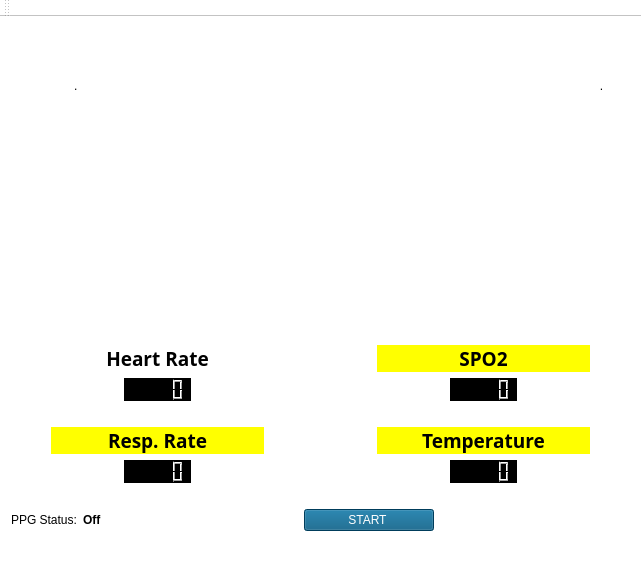
ma-anjum95/FYP, file TeleDOC/mainwindow.ui: the form before one commit.
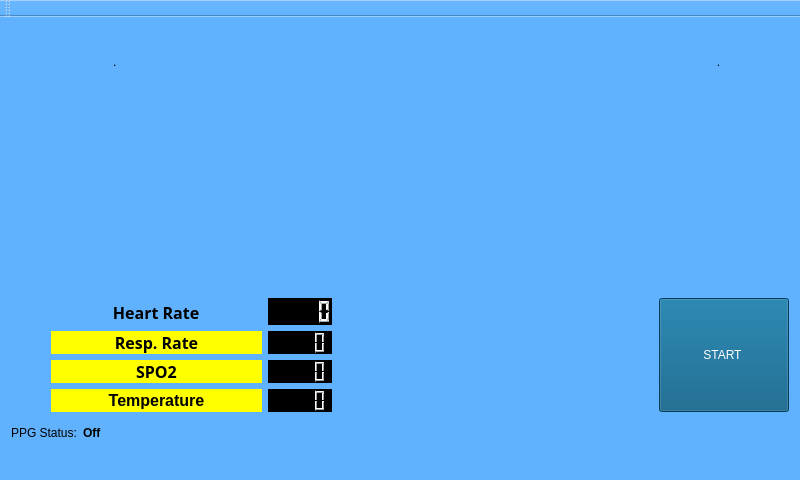
The form after the commit. Icons and pictures are not drawn. Custom widgets are drawn as their Qt base class.

Commit message: Completed the graphing part and added some nice colors. Fixed the orientation of different display units.

```diff
--- a/TeleDOC/mainwindow.ui
+++ b/TeleDOC/mainwindow.ui
@@ -6,8 +6,8 @@
    <rect>
     <x>0</x>
     <y>0</y>
-    <width>640</width>
-    <height>564</height>
+    <width>800</width>
+    <height>480</height>
    </rect>
   </property>
   <property name="sizePolicy">
@@ -20,7 +20,7 @@
    <string>MainWindow</string>
   </property>
   <property name="styleSheet">
-   <string notr="true">background-color: rgb(255, 255, 255);</string>
+   <string notr="true">background-color: rgb(96, 178, 255);</string>
   </property>
   <widget class="QWidget" name="centralWidget">
    <layout class="QVBoxLayout" name="verticalLayout">
@@ -163,91 +163,31 @@
      </spacer>
     </item>
     <item>
+     <layout class="QGridLayout" name="gridLayout_2">
+      <item row="0" column="2">
+       <widget class="QPushButton" name="pushButton">
+        <property name="sizePolicy">
+         <sizepolicy hsizetype="Fixed" vsizetype="Minimum">
+          <horstretch>0</horstretch>
+          <verstretch>0</verstretch>
+         </sizepolicy>
+        </property>
+        <property name="styleSheet">
+         <string notr="true">font: 81 8pt &quot;Rockwell Extra Bold&quot;;
+background-color: rgb(0, 85, 127);
+color: rgb(255, 255, 255);</string>
+        </property>
+        <property name="text">
+         <string>            START             </string>
+        </property>
+       </widget>
+      </item>
+      <item row="0" column="0">
      <layout class="QGridLayout" name="gridLayout">
-      <item row="1" column="8">
-       <spacer name="horizontalSpacer_18">
-        <property name="orientation">
-         <enum>Qt::Horizontal</enum>
+        <property name="sizeConstraint">
+         <enum>QLayout::SetFixedSize</enum>
         </property>
-        <property name="sizeHint" stdset="0">
-         <size>
-          <width>40</width>
-          <height>20</height>
-         </size>
-        </property>
-       </spacer>
-      </item>
-      <item row="0" column="6" colspan="3">
-       <widget class="QLabel" name="label">
-        <property name="font">
-         <font>
-          <family>Nirmala UI Semilight</family>
-          <pointsize>8</pointsize>
-          <weight>50</weight>
-          <italic>false</italic>
-          <bold>false</bold>
-         </font>
-        </property>
-        <property name="styleSheet">
-         <string notr="true">color: rgb(170, 85, 0);
-border-image: url(:/border2.png);
-border-color: rgb(0, 0, 0);
-background-color: rgb(255, 255, 0);
-font: 8pt &quot;Nirmala UI Semilight&quot;;</string>
-        </property>
-        <property name="text">
-         <string>&lt;!DOCTYPE HTML PUBLIC &quot;-//W3C//DTD HTML 4.0//EN&quot; &quot;http://www.w3.org/TR/REC-html40/strict.dtd&quot;&gt;
-&lt;html&gt;&lt;head&gt;&lt;meta name=&quot;qrichtext&quot; content=&quot;1&quot; /&gt;&lt;style type=&quot;text/css&quot;&gt;
-p, li { white-space: pre-wrap; }
-&lt;/style&gt;&lt;/head&gt;&lt;body style=&quot; font-family:'Nirmala UI Semilight'; font-size:8pt; font-weight:400; font-style:normal;&quot;&gt;
-&lt;p align=&quot;center&quot; style=&quot; margin-top:0px; margin-bottom:0px; margin-left:0px; margin-right:0px; -qt-block-indent:0; text-indent:0px;&quot;&gt;&lt;span style=&quot; font-family:'PMingLiU-ExtB'; font-size:14pt; font-weight:600; color:#000000;&quot;&gt;    SPO2&lt;/span&gt;&lt;span style=&quot; font-family:'PMingLiU-ExtB'; font-size:14pt; font-weight:600; color:#aa0000;&quot;&gt;    &lt;/span&gt;&lt;/p&gt;&lt;/body&gt;&lt;/html&gt;</string>
-        </property>
-       </widget>
-      </item>
-      <item row="3" column="6" colspan="3">
-       <widget class="QLabel" name="label_2">
-        <property name="font">
-         <font>
-          <family>Nirmala UI Semilight</family>
-          <pointsize>8</pointsize>
-          <weight>50</weight>
-          <italic>false</italic>
-          <bold>false</bold>
-         </font>
-        </property>
-        <property name="styleSheet">
-         <string notr="true">color: rgb(170, 85, 0);
-border-image: url(:/border2.png);
-background-color: rgb(255, 255, 0);
-
-font: 8pt &quot;Nirmala UI Semilight&quot;;</string>
-        </property>
-        <property name="text">
-         <string>&lt;!DOCTYPE HTML PUBLIC &quot;-//W3C//DTD HTML 4.0//EN&quot; &quot;http://www.w3.org/TR/REC-html40/strict.dtd&quot;&gt;
-&lt;html&gt;&lt;head&gt;&lt;meta name=&quot;qrichtext&quot; content=&quot;1&quot; /&gt;&lt;style type=&quot;text/css&quot;&gt;
-p, li { white-space: pre-wrap; }
-&lt;/style&gt;&lt;/head&gt;&lt;body style=&quot; font-family:'Nirmala UI Semilight'; font-size:8pt; font-weight:400; font-style:normal;&quot;&gt;
-&lt;p align=&quot;center&quot; style=&quot; margin-top:0px; margin-bottom:0px; margin-left:0px; margin-right:0px; -qt-block-indent:0; text-indent:0px;&quot;&gt;&lt;span style=&quot; font-family:'PMingLiU-ExtB'; font-size:14pt; font-weight:600; color:#aa0000;&quot;&gt;   &lt;/span&gt;&lt;span style=&quot; font-family:'PMingLiU-ExtB'; font-size:14pt; font-weight:600; color:#000000;&quot;&gt;  Temperature&lt;/span&gt;&lt;span style=&quot; font-family:'PMingLiU-ExtB'; font-size:14pt; font-weight:600; color:#aa0000;&quot;&gt;     &lt;/span&gt;&lt;/p&gt;&lt;/body&gt;&lt;/html&gt;</string>
-        </property>
-       </widget>
-      </item>
-      <item row="1" column="9">
-       <spacer name="horizontalSpacer_11">
-        <property name="orientation">
-         <enum>Qt::Horizontal</enum>
-        </property>
-        <property name="sizeType">
-         <enum>QSizePolicy::Minimum</enum>
-        </property>
-        <property name="sizeHint" stdset="0">
-         <size>
-          <width>40</width>
-          <height>20</height>
-         </size>
-        </property>
-       </spacer>
-      </item>
-      <item row="1" column="0">
+        <item row="2" column="0">
        <spacer name="horizontalSpacer_10">
         <property name="orientation">
          <enum>Qt::Horizontal</enum>
@@ -263,82 +203,39 @@
         </property>
        </spacer>
       </item>
-      <item row="1" column="5">
-       <spacer name="horizontalSpacer_9">
-        <property name="orientation">
-         <enum>Qt::Horizontal</enum>
-        </property>
-        <property name="sizeType">
-         <enum>QSizePolicy::Minimum</enum>
-        </property>
-        <property name="sizeHint" stdset="0">
-         <size>
-          <width>40</width>
-          <height>20</height>
-         </size>
-        </property>
-       </spacer>
-      </item>
-      <item row="2" column="2">
-       <spacer name="horizontalSpacer_12">
-        <property name="orientation">
-         <enum>Qt::Horizontal</enum>
-        </property>
-        <property name="sizeHint" stdset="0">
-         <size>
-          <width>40</width>
-          <height>20</height>
-         </size>
-        </property>
-       </spacer>
-      </item>
-      <item row="1" column="1">
-       <spacer name="horizontalSpacer_14">
-        <property name="orientation">
-         <enum>Qt::Horizontal</enum>
-        </property>
-        <property name="sizeHint" stdset="0">
-         <size>
-          <width>40</width>
-          <height>20</height>
-         </size>
-        </property>
-       </spacer>
-      </item>
-      <item row="1" column="3">
-       <spacer name="horizontalSpacer_15">
-        <property name="orientation">
-         <enum>Qt::Horizontal</enum>
-        </property>
-        <property name="sizeHint" stdset="0">
-         <size>
-          <width>40</width>
-          <height>20</height>
-         </size>
-        </property>
-       </spacer>
-      </item>
-      <item row="1" column="6">
-       <spacer name="horizontalSpacer_17">
-        <property name="orientation">
-         <enum>Qt::Horizontal</enum>
-        </property>
-        <property name="sizeHint" stdset="0">
-         <size>
-          <width>40</width>
-          <height>20</height>
-         </size>
-        </property>
-       </spacer>
-      </item>
-      <item row="0" column="1" colspan="3">
-       <widget class="QLabel" name="label_3">
-        <property name="sizePolicy">
-         <sizepolicy hsizetype="Expanding" vsizetype="Preferred">
-          <horstretch>0</horstretch>
-          <verstretch>0</verstretch>
-         </sizepolicy>
-        </property>
+        <item row="4" column="3">
+         <widget class="QLCDNumber" name="lcdNumber_TEMP">
+          <property name="styleSheet">
+           <string notr="true">background-color: rgb(0, 0, 0);
+selection-color: rgb(255, 255, 255);
+color: rgb(255, 255, 255);
+</string>
+          </property>
+         </widget>
+        </item>
+        <item row="4" column="1">
+         <widget class="QLabel" name="label_2">
+          <property name="styleSheet">
+           <string notr="true">color: rgb(170, 85, 0);
+border-image: url(:/border2.png);
+background-color: rgb(255, 255, 0);
+
+font: 8pt &quot;Nirmala UI Semilight&quot;;</string>
+          </property>
+          <property name="frameShadow">
+           <enum>QFrame::Sunken</enum>
+          </property>
+          <property name="text">
+           <string>&lt;!DOCTYPE HTML PUBLIC &quot;-//W3C//DTD HTML 4.0//EN&quot; &quot;http://www.w3.org/TR/REC-html40/strict.dtd&quot;&gt;
+&lt;html&gt;&lt;head&gt;&lt;meta name=&quot;qrichtext&quot; content=&quot;1&quot; /&gt;&lt;style type=&quot;text/css&quot;&gt;
+p, li { white-space: pre-wrap; }
+&lt;/style&gt;&lt;/head&gt;&lt;body style=&quot; font-family:'Arial'; font-size:8pt; font-weight:400; font-style:normal;&quot;&gt;
+&lt;p align=&quot;center&quot; style=&quot; margin-top:0px; margin-bottom:0px; margin-left:0px; margin-right:0px; -qt-block-indent:0; text-indent:0px;&quot;&gt;&lt;span style=&quot; font-family:'PMingLiU-ExtB'; font-size:12pt; font-weight:600; color:#aa0000;&quot;&gt;   &lt;/span&gt;&lt;span style=&quot; font-family:'PMingLiU-ExtB'; font-size:12pt; font-weight:600; color:#000000;&quot;&gt;  Temperature&lt;/span&gt;&lt;span style=&quot; font-family:'PMingLiU-ExtB'; font-size:12pt; font-weight:600; color:#aa0000;&quot;&gt;     &lt;/span&gt;&lt;/p&gt;&lt;/body&gt;&lt;/html&gt;</string>
+          </property>
+         </widget>
+        </item>
+        <item row="3" column="1">
+         <widget class="QLabel" name="label">
         <property name="font">
          <font>
           <family>Nirmala UI Semilight</family>
@@ -349,20 +246,22 @@
          </font>
         </property>
         <property name="styleSheet">
-         <string notr="true">border-image: url(:/border2.png);
-
+           <string notr="true">color: rgb(170, 85, 0);
+border-image: url(:/border2.png);
+border-color: rgb(0, 0, 0);
+background-color: rgb(255, 255, 0);
 font: 8pt &quot;Nirmala UI Semilight&quot;;</string>
         </property>
         <property name="text">
          <string>&lt;!DOCTYPE HTML PUBLIC &quot;-//W3C//DTD HTML 4.0//EN&quot; &quot;http://www.w3.org/TR/REC-html40/strict.dtd&quot;&gt;
 &lt;html&gt;&lt;head&gt;&lt;meta name=&quot;qrichtext&quot; content=&quot;1&quot; /&gt;&lt;style type=&quot;text/css&quot;&gt;
 p, li { white-space: pre-wrap; }
-&lt;/style&gt;&lt;/head&gt;&lt;body style=&quot; font-family:'Nirmala UI Semilight'; font-size:8pt; font-weight:400; font-style:normal;&quot;&gt;
-&lt;p align=&quot;center&quot; style=&quot; margin-top:0px; margin-bottom:0px; margin-left:0px; margin-right:0px; -qt-block-indent:0; text-indent:0px;&quot;&gt;&lt;span style=&quot; font-family:'PMingLiU-ExtB'; font-size:14pt; font-weight:600; color:#aa0000;&quot;&gt;     &lt;/span&gt;&lt;span style=&quot; font-family:'PMingLiU-ExtB'; font-size:14pt; font-weight:600; color:#000000;&quot;&gt;  Heart Rate&lt;/span&gt;&lt;span style=&quot; font-family:'PMingLiU-ExtB'; font-size:14pt; font-weight:600; color:#aa0000;&quot;&gt;       &lt;/span&gt;&lt;/p&gt;&lt;/body&gt;&lt;/html&gt;</string>
+&lt;/style&gt;&lt;/head&gt;&lt;body style=&quot; font-family:'MS Shell Dlg 2'; font-size:8pt; font-weight:400; font-style:normal;&quot;&gt;
+&lt;p align=&quot;center&quot; style=&quot; margin-top:0px; margin-bottom:0px; margin-left:0px; margin-right:0px; -qt-block-indent:0; text-indent:0px;&quot;&gt;&lt;span style=&quot; font-family:'PMingLiU-ExtB'; font-size:12pt; font-weight:600; color:#000000;&quot;&gt;    SPO2&lt;/span&gt;&lt;span style=&quot; font-family:'PMingLiU-ExtB'; font-size:12pt; font-weight:600; color:#aa0000;&quot;&gt;    &lt;/span&gt;&lt;/p&gt;&lt;/body&gt;&lt;/html&gt;</string>
         </property>
        </widget>
       </item>
-      <item row="3" column="1" colspan="3">
+        <item row="2" column="1">
        <widget class="QLabel" name="label_4">
         <property name="font">
          <font>
@@ -384,16 +283,19 @@
          <string>&lt;!DOCTYPE HTML PUBLIC &quot;-//W3C//DTD HTML 4.0//EN&quot; &quot;http://www.w3.org/TR/REC-html40/strict.dtd&quot;&gt;
 &lt;html&gt;&lt;head&gt;&lt;meta name=&quot;qrichtext&quot; content=&quot;1&quot; /&gt;&lt;style type=&quot;text/css&quot;&gt;
 p, li { white-space: pre-wrap; }
-&lt;/style&gt;&lt;/head&gt;&lt;body style=&quot; font-family:'Nirmala UI Semilight'; font-size:8pt; font-weight:400; font-style:normal;&quot;&gt;
-&lt;p align=&quot;center&quot; style=&quot; margin-top:0px; margin-bottom:0px; margin-left:0px; margin-right:0px; -qt-block-indent:0; text-indent:0px;&quot;&gt;&lt;span style=&quot; font-family:'PMingLiU-ExtB'; font-size:14pt; font-weight:600; color:#aa0000;&quot;&gt;  &lt;/span&gt;&lt;span style=&quot; font-family:'PMingLiU-ExtB'; font-size:14pt; font-weight:600; color:#000000;&quot;&gt;Resp. Rate&lt;/span&gt;&lt;span style=&quot; font-family:'PMingLiU-ExtB'; font-size:14pt; font-weight:600; color:#aa0000;&quot;&gt;  &lt;/span&gt;&lt;/p&gt;&lt;/body&gt;&lt;/html&gt;</string>
+&lt;/style&gt;&lt;/head&gt;&lt;body style=&quot; font-family:'MS Shell Dlg 2'; font-size:8pt; font-weight:400; font-style:normal;&quot;&gt;
+&lt;p align=&quot;center&quot; style=&quot; margin-top:0px; margin-bottom:0px; margin-left:0px; margin-right:0px; -qt-block-indent:0; text-indent:0px;&quot;&gt;&lt;span style=&quot; font-family:'PMingLiU-ExtB'; font-size:12pt; font-weight:600; color:#aa0000;&quot;&gt;  &lt;/span&gt;&lt;span style=&quot; font-family:'PMingLiU-ExtB'; font-size:12pt; font-weight:600; color:#000000;&quot;&gt;Resp. Rate&lt;/span&gt;&lt;span style=&quot; font-family:'PMingLiU-ExtB'; font-size:12pt; font-weight:600; color:#aa0000;&quot;&gt;  &lt;/span&gt;&lt;/p&gt;&lt;/body&gt;&lt;/html&gt;</string>
         </property>
        </widget>
       </item>
-      <item row="2" column="7">
-       <spacer name="horizontalSpacer_13">
+        <item row="3" column="0">
+         <spacer name="horizontalSpacer_4">
         <property name="orientation">
          <enum>Qt::Horizontal</enum>
         </property>
+          <property name="sizeType">
+           <enum>QSizePolicy::Minimum</enum>
+          </property>
         <property name="sizeHint" stdset="0">
          <size>
           <width>40</width>
@@ -402,11 +304,14 @@
         </property>
        </spacer>
       </item>
-      <item row="1" column="4">
-       <spacer name="horizontalSpacer_16">
+        <item row="4" column="0">
+         <spacer name="horizontalSpacer_9">
         <property name="orientation">
          <enum>Qt::Horizontal</enum>
         </property>
+          <property name="sizeType">
+           <enum>QSizePolicy::Minimum</enum>
+          </property>
         <property name="sizeHint" stdset="0">
          <size>
           <width>40</width>
@@ -415,43 +320,53 @@
         </property>
        </spacer>
       </item>
-      <item row="1" column="2">
+        <item row="0" column="3">
        <widget class="QLCDNumber" name="lcdNumber_HR">
+          <property name="autoFillBackground">
+           <bool>false</bool>
+          </property>
         <property name="styleSheet">
          <string notr="true">background-color: rgb(0, 0, 0);
-selection-color: rgb(255, 255, 0);
-color: rgb(255, 255, 0);</string>
+selection-color: rgb(255, 255, 255);
+color: rgb(255, 255, 255);
+</string>
+          </property>
+          <property name="frameShape">
+           <enum>QFrame::NoFrame</enum>
+          </property>
+          <property name="frameShadow">
+           <enum>QFrame::Plain</enum>
         </property>
        </widget>
       </item>
-      <item row="1" column="7">
+        <item row="3" column="3">
        <widget class="QLCDNumber" name="lcdNumber_SPO2">
         <property name="styleSheet">
-         <string notr="true">background-color: rgb(0, 0, 0);</string>
+           <string notr="true">background-color: rgb(0, 0, 0);
+selection-color: rgb(255, 255, 255);
+color: rgb(255, 255, 255);
+</string>
         </property>
        </widget>
       </item>
-      <item row="4" column="2">
+        <item row="2" column="3">
        <widget class="QLCDNumber" name="lcdNumber_RR">
         <property name="styleSheet">
-         <string notr="true">background-color: rgb(0, 0, 0);</string>
+           <string notr="true">background-color: rgb(0, 0, 0);
+selection-color: rgb(255, 255, 255);
+color: rgb(255, 255, 255);
+</string>
         </property>
        </widget>
       </item>
-      <item row="4" column="7">
-       <widget class="QLCDNumber" name="lcdNumber_TEMP">
-        <property name="styleSheet">
-         <string notr="true">background-color: rgb(0, 0, 0);</string>
-        </property>
-       </widget>
-      </item>
-     </layout>
-    </item>
-    <item>
+        <item row="0" column="0">
      <spacer name="horizontalSpacer_3">
       <property name="orientation">
        <enum>Qt::Horizontal</enum>
       </property>
+          <property name="sizeType">
+           <enum>QSizePolicy::Minimum</enum>
+          </property>
       <property name="sizeHint" stdset="0">
        <size>
         <width>40</width>
@@ -459,6 +374,54 @@
        </size>
       </property>
      </spacer>
+        </item>
+        <item row="0" column="1">
+         <widget class="QLabel" name="label_3">
+          <property name="sizePolicy">
+           <sizepolicy hsizetype="Expanding" vsizetype="Preferred">
+            <horstretch>0</horstretch>
+            <verstretch>0</verstretch>
+           </sizepolicy>
+          </property>
+          <property name="font">
+           <font>
+            <family>Nirmala UI Semilight</family>
+            <pointsize>8</pointsize>
+            <weight>50</weight>
+            <italic>false</italic>
+            <bold>false</bold>
+           </font>
+          </property>
+          <property name="styleSheet">
+           <string notr="true">border-image: url(:/border2.png);
+
+font: 8pt &quot;Nirmala UI Semilight&quot;;</string>
+          </property>
+          <property name="text">
+           <string>&lt;!DOCTYPE HTML PUBLIC &quot;-//W3C//DTD HTML 4.0//EN&quot; &quot;http://www.w3.org/TR/REC-html40/strict.dtd&quot;&gt;
+&lt;html&gt;&lt;head&gt;&lt;meta name=&quot;qrichtext&quot; content=&quot;1&quot; /&gt;&lt;style type=&quot;text/css&quot;&gt;
+p, li { white-space: pre-wrap; }
+&lt;/style&gt;&lt;/head&gt;&lt;body style=&quot; font-family:'MS Shell Dlg 2'; font-size:8pt; font-weight:400; font-style:normal;&quot;&gt;
+&lt;p align=&quot;center&quot; style=&quot; margin-top:0px; margin-bottom:0px; margin-left:0px; margin-right:0px; -qt-block-indent:0; text-indent:0px;&quot;&gt;&lt;span style=&quot; font-family:'PMingLiU-ExtB'; font-size:14pt; font-weight:600; color:#aa0000;&quot;&gt;     &lt;/span&gt;&lt;span style=&quot; font-family:'PMingLiU-ExtB'; font-size:14pt; font-weight:600; color:#000000;&quot;&gt; &lt;/span&gt;&lt;span style=&quot; font-family:'PMingLiU-ExtB'; font-size:12pt; font-weight:600; color:#000000;&quot;&gt; Heart Rate&lt;/span&gt;&lt;span style=&quot; font-family:'PMingLiU-ExtB'; font-size:14pt; font-weight:600; color:#aa0000;&quot;&gt;       &lt;/span&gt;&lt;/p&gt;&lt;/body&gt;&lt;/html&gt;</string>
+          </property>
+         </widget>
+        </item>
+       </layout>
+      </item>
+      <item row="0" column="1">
+       <spacer name="horizontalSpacer_11">
+        <property name="orientation">
+         <enum>Qt::Horizontal</enum>
+        </property>
+        <property name="sizeHint" stdset="0">
+         <size>
+          <width>40</width>
+          <height>20</height>
+         </size>
+        </property>
+       </spacer>
+      </item>
+     </layout>
     </item>
     <item>
      <layout class="QHBoxLayout" name="horizontalLayout_2">
@@ -478,38 +441,13 @@
          </font>
         </property>
         <property name="autoFillBackground">
-         <bool>true</bool>
+         <bool>false</bool>
         </property>
         <property name="text">
          <string>Off</string>
         </property>
        </widget>
       </item>
-      <item>
-       <spacer name="horizontalSpacer_7">
-        <property name="orientation">
-         <enum>Qt::Horizontal</enum>
-        </property>
-        <property name="sizeHint" stdset="0">
-         <size>
-          <width>40</width>
-          <height>20</height>
-         </size>
-        </property>
-       </spacer>
-      </item>
-      <item>
-       <widget class="QPushButton" name="pushButton">
-        <property name="styleSheet">
-         <string notr="true">font: 81 8pt &quot;Rockwell Extra Bold&quot;;
-background-color: rgb(0, 85, 127);
-color: rgb(255, 255, 255);</string>
-        </property>
-        <property name="text">
-         <string>            START             </string>
-        </property>
-       </widget>
-      </item>
       <item>
        <spacer name="horizontalSpacer_8">
         <property name="orientation">
@@ -528,6 +466,9 @@
    </layout>
   </widget>
   <widget class="QToolBar" name="mainToolBar">
+   <property name="enabled">
+    <bool>false</bool>
+   </property>
    <attribute name="toolBarArea">
     <enum>TopToolBarArea</enum>
    </attribute>
```
Lines whose indentation alone changed are shown as unchanged. The commit also changes 1 other file.
